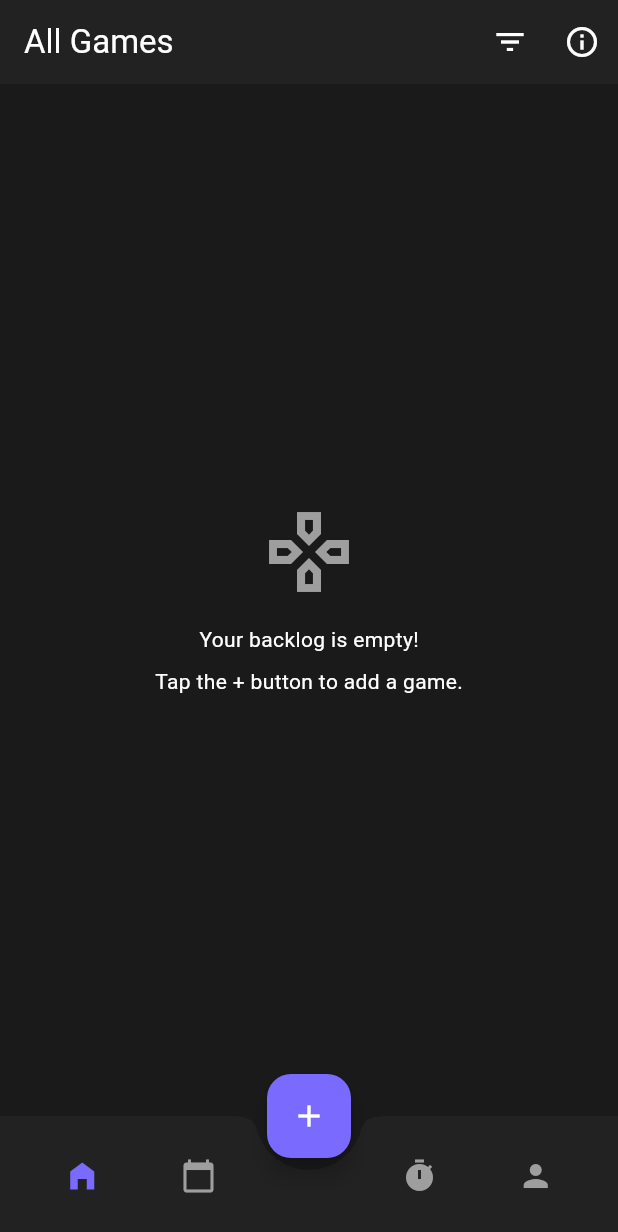
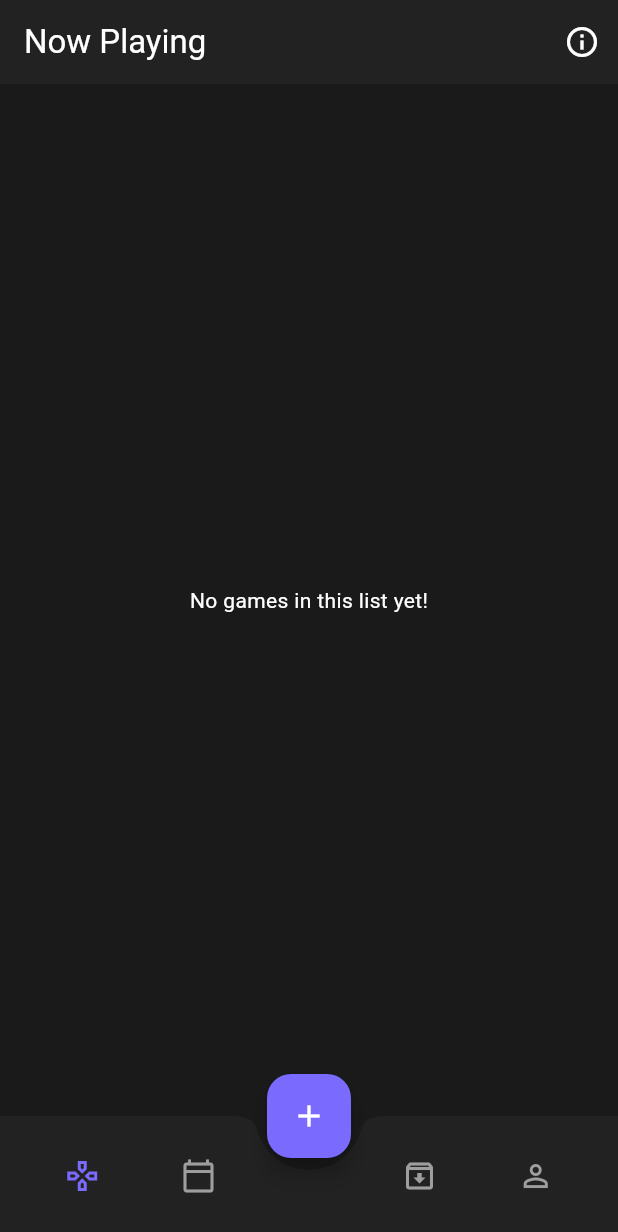
Before and after one commit to Morningknight/gamelog, a Flutter app: the screen it shows after launch, on a phone screen of 412 x 824 dp. Shown: the top 1232 px of the screen. Run offline on Flutter 3.47's test engine with Material 3 defaults, Android fonts, the phone set to English and light mode, and no system bars; our stand-ins replace flutter_riverpod, hive, hive_flutter; accounts and stored records are empty.

Commit message:
Feat: Implement Backlog and Archive screens and complete new workflow

```diff
--- a/lib/main.dart
+++ b/lib/main.dart
@@ -10,6 +10,7 @@ void main() async {
   WidgetsFlutterBinding.ensureInitialized();
   await Hive.initFlutter();
   Hive.registerAdapter(GameAdapter());
+  Hive.registerAdapter(GameStatusAdapter());
   await Hive.openBox<Game>('games');
   await Hive.openBox('userSettings');
   runApp(const ProviderScope(child: GameLogApp()));
--- a/lib/models/game.dart
+++ b/lib/models/game.dart
@@ -1,8 +1,31 @@
 import 'package:hive/hive.dart';
 
-part 'game.g.dart'; // This file will be generated by the build_runner
+part 'game.g.dart'; // This will be regenerated
 
-@HiveType(typeId: 0) // Unique ID for this type.
+// --- NEW ENUM FOR STATUS ---
+// By using a HiveType with an enum, Hive can store it efficiently.
+@HiveType(typeId: 1) // IMPORTANT: Use a new, unique typeId (we used 0 for Game)
+enum GameStatus {
+  @HiveField(0)
+  backlog, // Game is in the user's wishlist/backlog
+
+  @HiveField(1)
+  notStarted, // Game is installed, on the "Now Playing" list
+
+  @HiveField(2)
+  nowPlaying, // Actively being played
+
+  @HiveField(3)
+  paused, // Paused on the "Now Playing" list
+
+  @HiveField(4)
+  beaten, // Finished, belongs in the Archive
+
+  @HiveField(5)
+  dropped, // Abandoned, belongs in the Archive
+}
+
+@HiveType(typeId: 0)
 class Game extends HiveObject {
   @HiveField(0)
   String title;
@@ -13,14 +36,13 @@ class Game extends HiveObject {
   @HiveField(2)
   String genre;
 
-  @HiveField(3)
-  String status; // e.g., "Now Playing", "Beaten"
+  @HiveField(3) // This field number is now reused for our new enum
+  GameStatus status;
 
   @HiveField(4)
   DateTime dateAdded;
 
-  // Add other fields from your design here later, e.g., developer, priority.
-  // Let's keep it simple for now.
+  // The isArchived field (5) is no longer needed.
 
   Game({
     required this.title,
--- a/lib/providers/game_provider.dart
+++ b/lib/providers/game_provider.dart
@@ -2,22 +2,44 @@ import 'package:flutter_riverpod/flutter_riverpod.dart';
 import 'package:gamelog/models/game.dart';
 import 'package:hive_flutter/hive_flutter.dart';
 
-// --- ADD THIS ENUM ---
-// Using an enum is safer than using raw Strings for our filter types.
-enum GameFilter { all, nowPlaying, beaten, notStarted, paused, dropped }
-// --- END OF ENUM ---
+// This provider holds the master list of ALL games.
+final gameListProvider = StateNotifierProvider<GameNotifier, List<Game>>((ref) {
+  return GameNotifier();
+});
 
-// --- ADD THIS NEW PROVIDER ---
-// This provider will simply hold the current filter state.
-final gameFilterProvider = StateProvider<GameFilter>((ref) => GameFilter.all);
-// --- END OF NEW PROVIDER ---
+// A computed provider for the "Now Playing" screen.
+// It returns only active (non-archived) games.
+final nowPlayingProvider = Provider<List<Game>>((ref) {
+  final allGames = ref.watch(gameListProvider);
+  return allGames.where((game) =>
+  game.status == GameStatus.nowPlaying ||
+      game.status == GameStatus.paused ||
+      game.status == GameStatus.notStarted
+  ).toList();
+});
+
+// A computed provider for the "Archive" screen.
+// It returns games that are beaten or dropped.
+final archiveProvider = Provider<List<Game>>((ref) {
+  final allGames = ref.watch(gameListProvider);
+  return allGames.where((game) =>
+  game.status == GameStatus.beaten ||
+      game.status == GameStatus.dropped
+  ).toList();
+});
+
+// A computed provider for the "Backlog" screen.
+final backlogProvider = Provider<List<Game>>((ref) {
+  final allGames = ref.watch(gameListProvider);
+  return allGames.where((game) => game.status == GameStatus.backlog).toList();
+});
+
 
 class GameNotifier extends StateNotifier<List<Game>> {
   GameNotifier() : super(Hive.box<Game>('games').values.toList());
   final _gameBox = Hive.box<Game>('games');
 
   void _refreshGames() {
-    // A helper function to avoid repeating code
     state = _gameBox.values.toList();
   }
 
@@ -31,41 +53,17 @@ class GameNotifier extends StateNotifier<List<Game>> {
     _refreshGames();
   }
 
-  void updateGame(Game existingGame, Game updatedGameData) {
-    existingGame.title = updatedGameData.title;
-    existingGame.platform = updatedGameData.platform;
-    existingGame.genre = updatedGameData.genre;
-    existingGame.status = updatedGameData.status;
-    existingGame.save();
+  void updateGame(Game updatedGame) {
+    // The updatedGame object is already linked to the Hive instance,
+    // so we just need to save it.
+    updatedGame.save();
+    _refreshGames();
+  }
+
+  void archiveGame(Game game) {
+    // Archiving now means setting the status to 'beaten'
+    game.status = GameStatus.beaten;
+    game.save();
     _refreshGames();
   }
 }
-
-// --- MODIFY THE EXISTING gameProvider ---
-// We will change this to a regular Provider that DEPENDS on our other providers.
-final gameProvider = Provider<List<Game>>((ref) {
-  // Watch both the game list and the current filter.
-  final filter = ref.watch(gameFilterProvider);
-  final games = ref.watch(gameListProvider); // Changed from gameProvider
-
-  // Based on the filter, return the appropriate list of games.
-  switch (filter) {
-    case GameFilter.nowPlaying:
-      return games.where((game) => game.status == 'Now Playing').toList();
-    case GameFilter.beaten:
-      return games.where((game) => game.status == 'Beaten').toList();
-    case GameFilter.notStarted:
-      return games.where((game) => game.status == 'Not Started').toList();
-    case GameFilter.paused:
-      return games.where((game) => game.status == 'Paused').toList();
-    case GameFilter.dropped:
-      return games.where((game) => game.status == 'Dropped').toList();
-    case GameFilter.all:
-      return games;
-  }
-});
-
-// Rename the old provider to gameListProvider
-final gameListProvider = StateNotifierProvider<GameNotifier, List<Game>>((ref) {
-  return GameNotifier();
-});
--- a/lib/screens/home_screen.dart
+++ b/lib/screens/home_screen.dart
@@ -8,46 +8,16 @@ import 'package:gamelog/widgets/game_list_view.dart';
 class HomeScreen extends ConsumerWidget {
   const HomeScreen({super.key});
 
-  String _filterTitle(GameFilter filter) {
-    switch (filter) {
-      case GameFilter.nowPlaying:
-        return 'Now Playing';
-      case GameFilter.beaten:
-        return 'Beaten';
-      case GameFilter.notStarted:
-        return 'Not Started';
-      case GameFilter.paused:
-        return 'Paused';
-      case GameFilter.dropped:
-        return 'Dropped';
-      case GameFilter.all:
-        return 'All Games';
-    }
-  }
-
   @override
   Widget build(BuildContext context, WidgetRef ref) {
-    final List<Game> games = ref.watch(gameProvider);
-    final currentFilter = ref.watch(gameFilterProvider);
+    // Watch the new provider that only returns active games
+    final List<Game> games = ref.watch(nowPlayingProvider);
 
     return Scaffold(
       appBar: AppBar(
-        title: Text(_filterTitle(currentFilter)),
+        title: const Text('Now Playing'),
         actions: [
-          PopupMenuButton<GameFilter>(
-            icon: const Icon(Icons.filter_list),
-            onSelected: (filter) {
-              ref.read(gameFilterProvider.notifier).state = filter;
-            },
-            itemBuilder: (BuildContext context) => <PopupMenuEntry<GameFilter>>[
-              const PopupMenuItem(value: GameFilter.all, child: Text('All')),
-              const PopupMenuItem(value: GameFilter.nowPlaying, child: Text('Now Playing')),
-              const PopupMenuItem(value: GameFilter.beaten, child: Text('Beaten')),
-              const PopupMenuItem(value: GameFilter.paused, child: Text('Paused')),
-              const PopupMenuItem(value: GameFilter.dropped, child: Text('Dropped')),
-              const PopupMenuItem(value: GameFilter.notStarted, child: Text('Not Started')),
-            ],
-          ),
+          // We will re-add the filter button here later if needed for the new design
           IconButton(
             icon: const Icon(Icons.info_outline),
             onPressed: () {
@@ -59,7 +29,7 @@ class HomeScreen extends ConsumerWidget {
         ],
       ),
       body: GameListView(games: games),
-      // --- THE FLOATING ACTION BUTTON HAS BEEN REMOVED FROM THIS FILE ---
+      // NO FloatingActionButton should be in this file. It is managed by MainScreen.
     );
   }
 }
--- a/lib/screens/main_screen.dart
+++ b/lib/screens/main_screen.dart
@@ -1,10 +1,12 @@
 import 'package:flutter/material.dart';
 import 'package:flutter_riverpod/flutter_riverpod.dart';
 import 'package:gamelog/screens/add_edit_game_screen.dart';
+import 'package:gamelog/screens/archive_screen.dart'; // <-- ADD THIS IMPORT
+import 'package:gamelog/screens/backlog_screen.dart'; // <-- ADD THIS IMPORT
 import 'package:gamelog/screens/home_screen.dart';
 import 'package:gamelog/screens/profile_screen.dart';
 
-// A simple provider to hold the state of the selected tab index.
+// The mainScreenIndexProvider remains the same
 final mainScreenIndexProvider = StateProvider<int>((ref) => 0);
 
 class MainScreen extends ConsumerWidget {
@@ -14,17 +16,21 @@ class MainScreen extends ConsumerWidget {
   Widget build(BuildContext context, WidgetRef ref) {
     final selectedIndex = ref.watch(mainScreenIndexProvider);
 
+    // --- REPLACE PLACEHOLDERS WITH REAL SCREENS ---
     final List<Widget> screens = [
-      const HomeScreen(),
-      Container(color: Colors.blue, child: const Center(child: Text('Calendar'))), // Placeholder
-      Container(color: Colors.green, child: const Center(child: Text('Focus'))), // Placeholder
-      const ProfileScreen(),
+      const HomeScreen(),      // Index 0: Now Playing
+      const BacklogScreen(),   // Index 1: Backlog
+      const ArchiveScreen(),   // Index 2: Archive
+      const ProfileScreen(),     // Index 3: Profile
     ];
 
-    // The FloatingActionButton is defined here, in one central place.
-    final fab = FloatingActionButton(
+    // Determine which FAB to show based on the current screen
+    Widget? floatingActionButton;
+    if (selectedIndex == 0 || selectedIndex == 1) { // Show on Now Playing & Backlog
+      floatingActionButton = FloatingActionButton(
         onPressed: () {
-        // This navigation is correct.
+          // The FAB should add a game to the correct list.
+          // For now, it opens a generic add screen. This can be refined later.
           Navigator.of(context).push(
             MaterialPageRoute(
               builder: (ctx) => const AddEditGameScreen(),
@@ -33,12 +39,12 @@ class MainScreen extends ConsumerWidget {
         },
         child: const Icon(Icons.add),
       );
+    }
 
     return Scaffold(
       body: screens[selectedIndex],
 
-      // This logic ensures only one FAB is ever in the widget tree.
-      floatingActionButton: selectedIndex == 0 ? fab : null,
+      floatingActionButton: floatingActionButton,
       floatingActionButtonLocation: FloatingActionButtonLocation.centerDocked,
 
       bottomNavigationBar: BottomAppBar(
@@ -47,11 +53,11 @@ class MainScreen extends ConsumerWidget {
         child: Row(
           mainAxisAlignment: MainAxisAlignment.spaceAround,
           children: <Widget>[
-            _buildNavItem(context, ref, icon: Icons.home_filled, index: 0, label: 'Index'),
-            _buildNavItem(context, ref, icon: Icons.calendar_today, index: 1, label: 'Calendar'),
-            const SizedBox(width: 40),
-            _buildNavItem(context, ref, icon: Icons.timer, index: 2, label: 'Focus'),
-            _buildNavItem(context, ref, icon: Icons.person, index: 3, label: 'Profile'),
+            _buildNavItem(context, ref, icon: Icons.gamepad_outlined, index: 0, label: 'Now Playing'),
+            _buildNavItem(context, ref, icon: Icons.calendar_today_outlined, index: 1, label: 'Backlog'),
+            const SizedBox(width: 40), // The space for the FAB
+            _buildNavItem(context, ref, icon: Icons.archive_outlined, index: 2, label: 'Archive'),
+            _buildNavItem(context, ref, icon: Icons.person_outline, index: 3, label: 'Profile'),
           ],
         ),
       ),
@@ -62,12 +68,14 @@ class MainScreen extends ConsumerWidget {
     final isSelected = ref.watch(mainScreenIndexProvider) == index;
     final color = isSelected ? Theme.of(context).colorScheme.primary : Colors.grey;
 
-    return IconButton(
+    return Tooltip(
+      message: label,
+      child: IconButton(
         icon: Icon(icon, color: color),
         onPressed: () {
           ref.read(mainScreenIndexProvider.notifier).state = index;
         },
-      tooltip: label,
+      ),
     );
   }
 }
--- a/lib/widgets/game_list_view.dart
+++ b/lib/widgets/game_list_view.dart
@@ -16,18 +16,8 @@ class GameListView extends ConsumerWidget {
   @override
   Widget build(BuildContext context, WidgetRef ref) {
     if (games.isEmpty) {
-      return const Center(
-        child: Column(
-          mainAxisAlignment: MainAxisAlignment.center,
-          children: [
-            Icon(Icons.gamepad_outlined, size: 64, color: Colors.grey),
-            SizedBox(height: 16),
-            Text('Your backlog is empty!'),
-            SizedBox(height: 8),
-            Text('Tap the + button to add a game.'),
-          ],
-        ),
-      );
+      // This empty state might need context-specific text later
+      return const Center(child: Text("No games in this list yet!"));
     }
 
     return ListView.builder(
@@ -35,37 +25,51 @@ class GameListView extends ConsumerWidget {
       itemBuilder: (context, index) {
         final game = games[index];
 
-        // --- RESTORED THE DISMISSIBLE WIDGET ---
-        // This is the final, correct architecture.
         return Dismissible(
           key: ValueKey(game.key),
+
+          // Background for SWIPE RIGHT (Archive)
           background: Container(
-            color: Colors.red,
+            color: Colors.green, // A more positive color for archiving
+            alignment: Alignment.centerLeft,
+            padding: const EdgeInsets.only(left: 20.0),
+            child: const Icon(Icons.archive, color: Colors.white),
+          ),
+
+          // Background for SWIPE LEFT (Edit)
+          secondaryBackground: Container(
+            color: Colors.blue, // A neutral color for editing
             alignment: Alignment.centerRight,
             padding: const EdgeInsets.only(right: 20.0),
-            margin: const EdgeInsets.symmetric(horizontal: 16.0, vertical: 8.0),
-            child: const Icon(Icons.delete, color: Colors.white),
+            child: const Icon(Icons.edit, color: Colors.white),
           ),
-          direction: DismissDirection.endToStart,
-          onDismissed: (direction) {
-            ref.read(gameListProvider.notifier).deleteGame(game);
-            ScaffoldMessenger.of(context).showSnackBar(
-              SnackBar(
-                content: Text('${game.title} deleted'),
-                duration: const Duration(seconds: 1),
-              ),
-            );
-          },
-          child: GameCard(
-            game: game,
-            onLongPress: () {
+
+          // This function is called BEFORE the swipe animation completes.
+          // It returns a Future<bool> to confirm if the dismissal should happen.
+          confirmDismiss: (direction) async {
+            if (direction == DismissDirection.startToEnd) {
+              // Swiped Right (Archive)
+              ref.read(gameListProvider.notifier).archiveGame(game);
+              ScaffoldMessenger.of(context).showSnackBar(
+                SnackBar(content: Text('${game.title} archived')),
+              );
+              return true; // The item will be removed from this list.
+            } else {
+              // Swiped Left (Edit)
+              // We open the edit screen. We do NOT want to dismiss the item.
               Navigator.of(context).push(
                 MaterialPageRoute(
                   builder: (ctx) => AddEditGameScreen(game: game),
                 ),
               );
-            },
-          ),
+              return false; // The item will slide back into place.
+            }
+          },
+
+          // We removed onDismissed and now use confirmDismiss.
+
+          // The GameCard no longer needs a long-press gesture.
+          child: GameCard(game: game),
         );
       },
     );
```
Also changed, not shown: lib/screens/add_edit_game_screen.dart (+44 -45 lines), lib/screens/archive_screen.dart (added, +66 -0 lines), lib/screens/backlog_screen.dart (added, +65 -0 lines), lib/screens/profile_screen.dart (+6 -28 lines), lib/widgets/game_card.dart (+31 -19 lines), lib/models/game.g.dart. Lines whose indentation alone changed are shown as unchanged.
